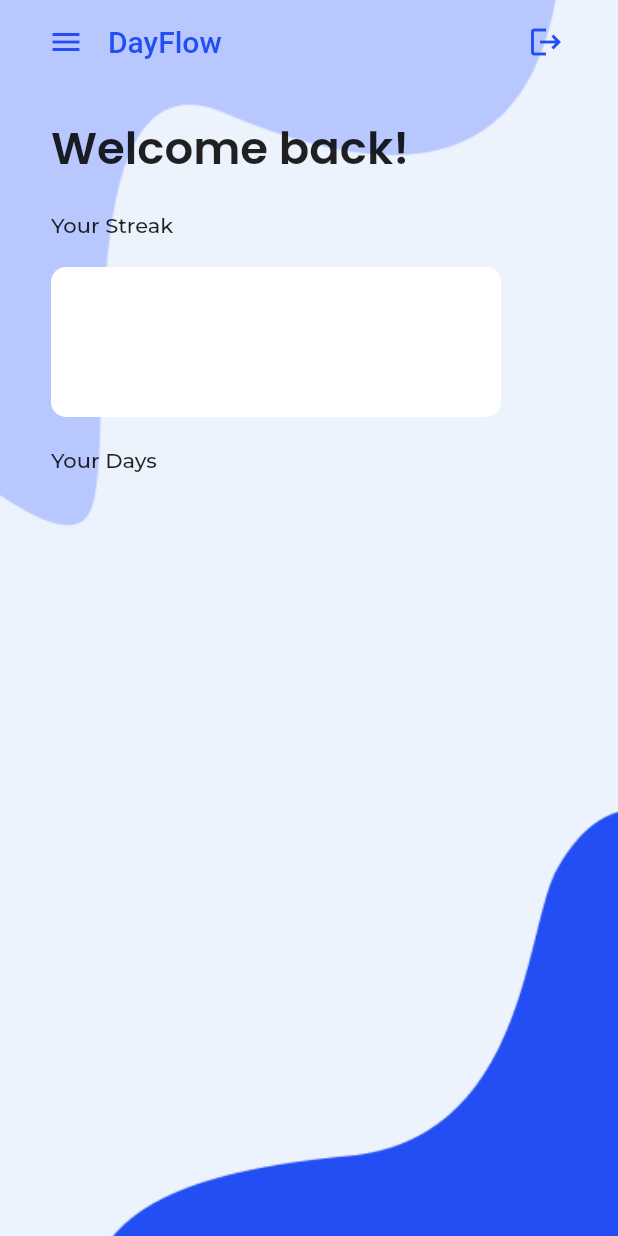
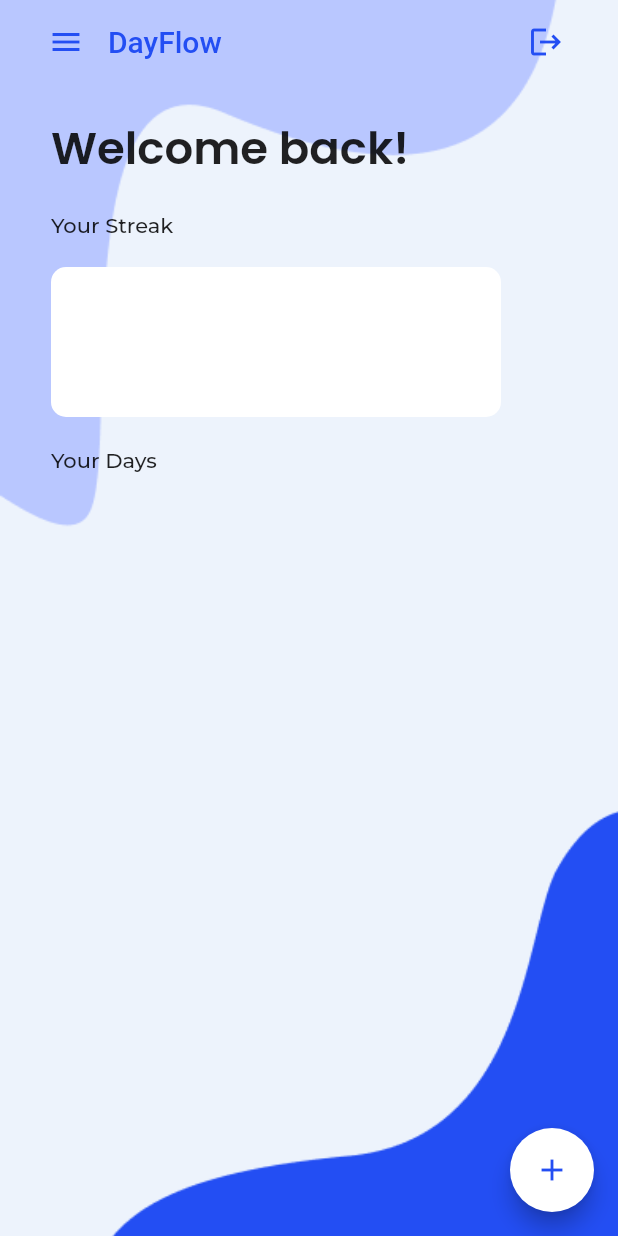
Before and after one commit to MuhammadMannan/DayFlow, a Flutter app: the screen it shows once a user with an empty profile is signed in, on a phone screen of 412 x 824 dp. Run offline on Flutter 3.47's test engine with Material 2 defaults, Android fonts, the light colour scheme and no system bars; our stand-ins replace firebase_auth, firebase_core, google_fonts; accounts and stored records are empty.

Commit message:
added button for create page

```diff
--- a/lib/pages/home.dart
+++ b/lib/pages/home.dart
@@ -1,10 +1,9 @@
-// ignore_for_file: prefer_const_constructors
 import 'package:firebase_auth/firebase_auth.dart';
 import 'package:flutter/material.dart';
 import 'package:google_fonts/google_fonts.dart';
 
 class HomePage extends StatelessWidget {
-  HomePage({super.key});
+  HomePage({Key? key});
 
   final user = FirebaseAuth.instance.currentUser!;
 
@@ -107,6 +106,15 @@ class HomePage extends StatelessWidget {
               ],
             ),
           ),
+          floatingActionButton: FloatingActionButton(
+            onPressed: () {
+              // Handle floating action button tap
+            },
+            child: Icon(Icons.add),
+            backgroundColor: Colors.white,
+            foregroundColor: Color(0xFF234EF3),
+          ),
+          floatingActionButtonLocation: FloatingActionButtonLocation.endFloat,
         ),
       ),
     );
```
